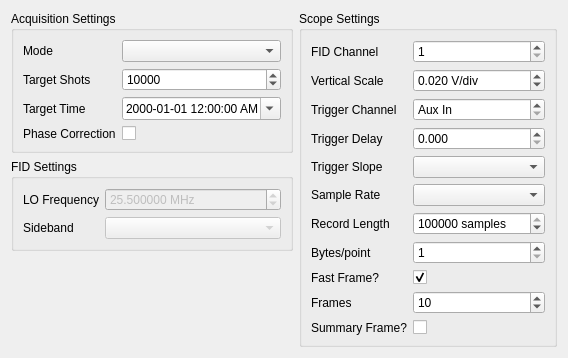
Before: the Qt Designer form ftmwconfigwidget.ui in kncrabtree/blackchirp, drawn with Qt 5.
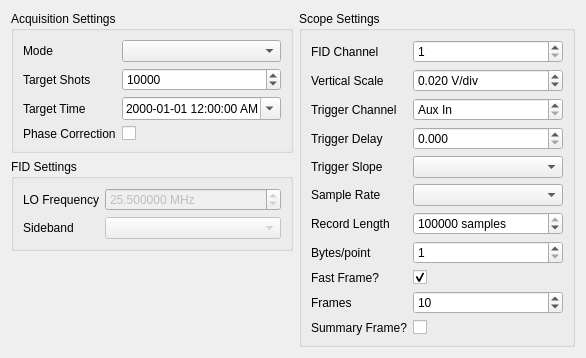
After: the same form once the commit is applied.

Diff of the .ui file:
```diff
--- a/ftmwconfigwidget.ui
+++ b/ftmwconfigwidget.ui
@@ -6,7 +6,7 @@
    <rect>
     <x>0</x>
     <y>0</y>
-    <width>568</width>
+    <width>586</width>
     <height>331</height>
    </rect>
   </property>
```
Left out of the diff: 19 changed lines with no effect on the pictures.
